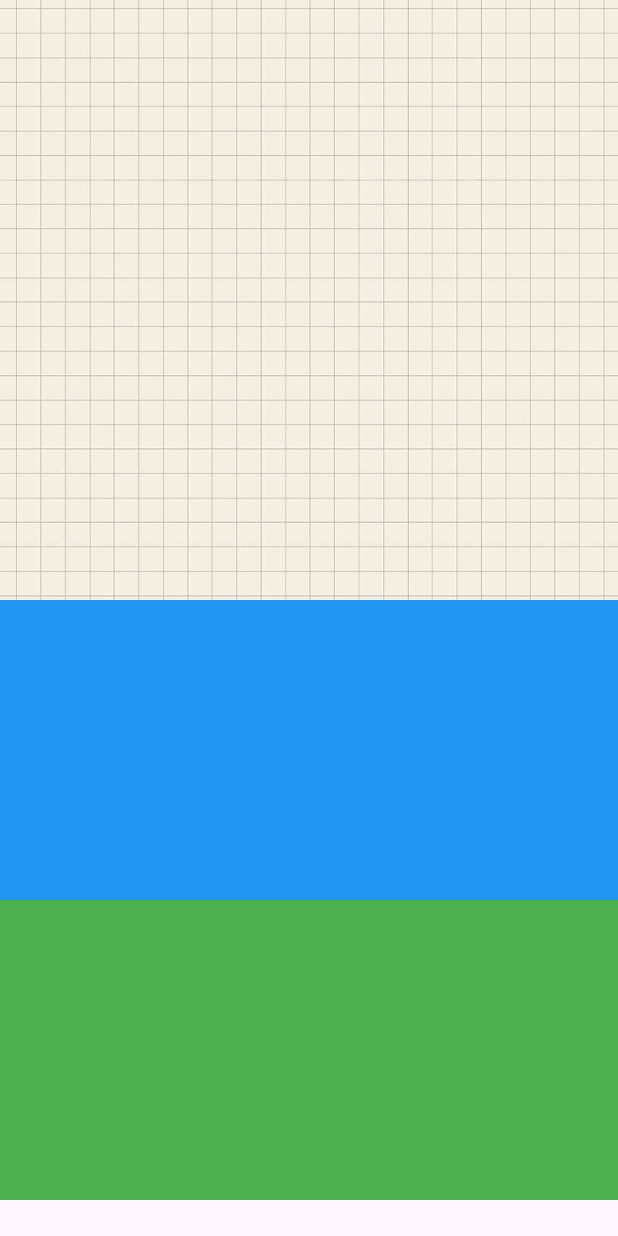
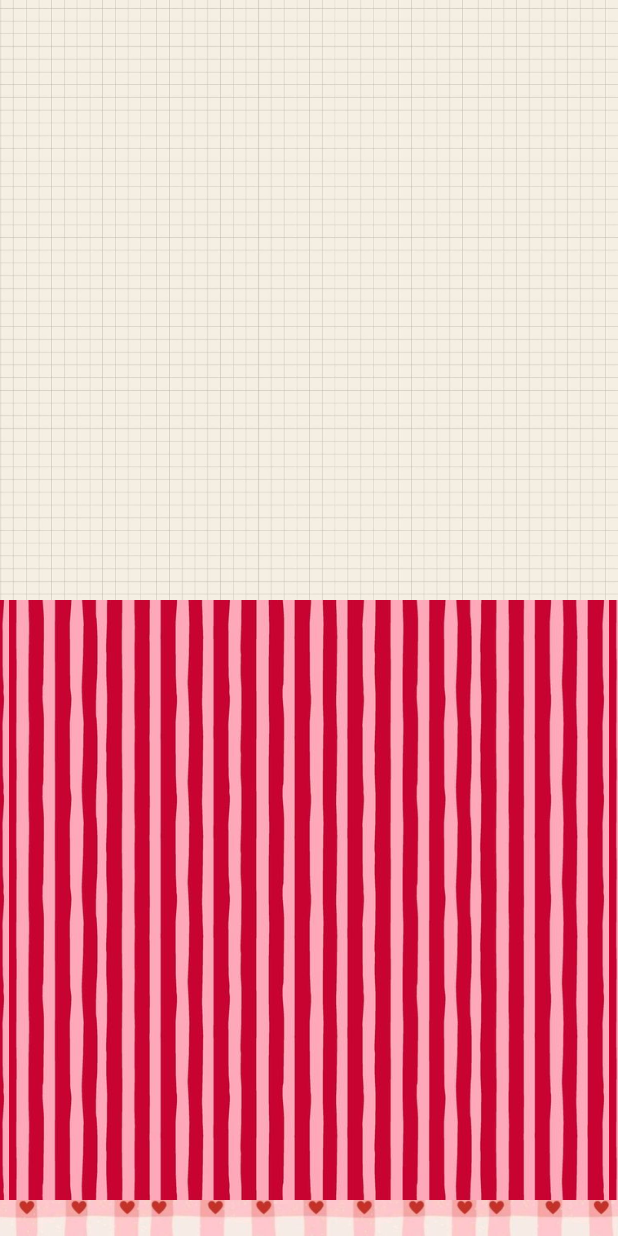
Before and after one commit to psvlnandu/poorna-raavi-portfolio, a Flutter app: the screen it shows after launch, on a phone screen of 412 x 824 dp. Run offline on Flutter 3.47's test engine with Material 3 defaults, Android fonts, the phone set to English and light mode, and no system bars.

Commit message:
constants. & bg wallpapers.

```diff
--- /dev/null
+++ b/assets/constants/constants.dart
@@ -0,0 +1,9 @@
+import 'dart:ui';
+
+class CustomColors {
+  static const Color primaryColor = Color(0xFF1E88E5);
+  static const Color secondaryColor = Color(0xFF42A5F5);
+  static const Color accentColor = Color(0xFF1976D2);
+  static const Color backgroundColor = Color(0xFFF5F5F5);
+  static const Color textColor = Color( 0xFF6F4E37 );
+}
--- a/lib/home.dart
+++ b/lib/home.dart
@@ -21,22 +21,30 @@ class _HomeState extends State<Home> {
             width: double.maxFinite,
             decoration: const BoxDecoration(
               image: DecorationImage(image: AssetImage('assets/images/about_bg01.jpeg'),
-              fit:BoxFit.cover,
+              repeat: ImageRepeat.repeat,
               )
             ),
           ),
 
            //experience
           Container(
-            height: 200,
+            constraints: const BoxConstraints(minHeight: 400),
             width: double.maxFinite,
-            color: Colors.blue,
+            decoration: const BoxDecoration(
+              image: DecorationImage(image: AssetImage('assets/images/pink_red_stripes.jpeg'),
+              repeat: ImageRepeat.repeat,
+              )
+            ),
           ),
 
           Container(
-            height: 200,
+           constraints: const BoxConstraints(minHeight: 400),
             width: double.maxFinite,
-            color: Colors.green,
+            decoration: const BoxDecoration(
+              image: DecorationImage(image: AssetImage('assets/images/red_hearts_grid.jpeg'),
+              repeat: ImageRepeat.repeat,
+              )
+            ),
           ),
         ]
       )
```
Also changed, not shown: assets/images/_ (1).jpeg (added), assets/images/_ (4).jpeg (added), assets/images/pink_grid.jpeg (added), assets/images/pink_red_stripes.jpeg (added), assets/images/red_grid.jpeg (added), assets/images/red_hearts_grid.jpeg (added).
